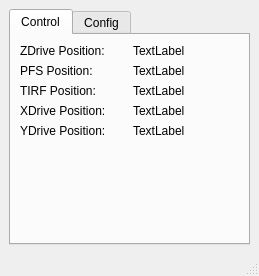
Old version of the form gene-seq-control/gui/mainview.ui in the repository cyanial/gene-seq-platform-control.
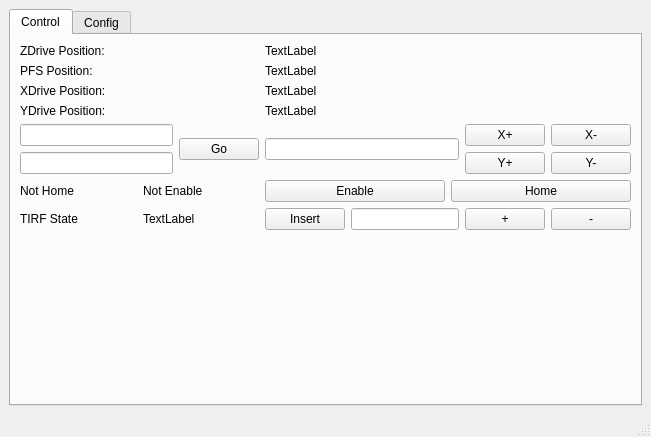
New version of the form.

```diff
--- a/gene-seq-control/gui/mainview.ui
+++ b/gene-seq-control/gui/mainview.ui
@@ -6,15 +6,15 @@
    <rect>
     <x>0</x>
     <y>0</y>
-    <width>259</width>
-    <height>276</height>
+    <width>651</width>
+    <height>437</height>
    </rect>
   </property>
   <property name="windowTitle">
    <string>MainWindow</string>
   </property>
   <widget class="QWidget" name="centralwidget">
-   <layout class="QVBoxLayout" name="verticalLayout_2">
+   <layout class="QVBoxLayout" name="verticalLayout_4">
     <item>
      <widget class="QTabWidget" name="tabWidget">
       <property name="currentIndex">
@@ -27,40 +27,6 @@
        <layout class="QVBoxLayout" name="verticalLayout">
         <item>
          <layout class="QGridLayout" name="gridLayout">
-          <item row="2" column="1">
-           <widget class="QLabel" name="tirfPosTextLabel">
-            <property name="text">
-             <string>TIRF Position:</string>
-            </property>
-           </widget>
-          </item>
-          <item row="3" column="2">
-           <widget class="QLabel" name="xdrivePosLabel">
-            <property name="text">
-             <string>TextLabel</string>
-            </property>
-           </widget>
-          </item>
-          <item row="2" column="2">
-           <widget class="QLabel" name="tirfPosLabel">
-            <property name="text">
-             <string>TextLabel</string>
-            </property>
-           </widget>
-          </item>
-          <item row="5" column="1">
-           <spacer name="verticalSpacer">
-            <property name="orientation">
-             <enum>Qt::Vertical</enum>
-            </property>
-            <property name="sizeHint" stdset="0">
-             <size>
-              <width>20</width>
-              <height>40</height>
-             </size>
-            </property>
-           </spacer>
-          </item>
           <item row="1" column="1">
            <widget class="QLabel" name="pfsPosTextLabel">
             <property name="text">
@@ -68,6 +34,105 @@
             </property>
            </widget>
           </item>
+          <item row="0" column="2">
+           <widget class="QLabel" name="zdrivePosLabel">
+            <property name="text">
+             <string>TextLabel</string>
+            </property>
+           </widget>
+          </item>
+          <item row="5" column="1">
+           <layout class="QHBoxLayout" name="horizontalLayout_2">
+            <item>
+             <widget class="QLabel" name="homeDisplayLabel">
+              <property name="text">
+               <string>Not Home</string>
+              </property>
+             </widget>
+            </item>
+            <item>
+             <widget class="QLabel" name="enableDisplayLabel">
+              <property name="text">
+               <string>Not Enable</string>
+              </property>
+             </widget>
+            </item>
+           </layout>
+          </item>
+          <item row="7" column="1">
+           <spacer name="verticalSpacer">
+            <property name="orientation">
+             <enum>Qt::Vertical</enum>
+            </property>
+            <property name="sizeHint" stdset="0">
+             <size>
+              <width>20</width>
+              <height>40</height>
+             </size>
+            </property>
+           </spacer>
+          </item>
+          <item row="4" column="2">
+           <layout class="QHBoxLayout" name="horizontalLayout_8">
+            <item>
+             <widget class="QLineEdit" name="stepInputLabel"/>
+            </item>
+            <item>
+             <layout class="QVBoxLayout" name="verticalLayout_3">
+              <item>
+               <layout class="QHBoxLayout" name="horizontalLayout_7">
+                <item>
+                 <widget class="QPushButton" name="xPosPlusButton">
+                  <property name="text">
+                   <string>X+</string>
+                  </property>
+                 </widget>
+                </item>
+                <item>
+                 <widget class="QPushButton" name="xPosMinusButton">
+                  <property name="text">
+                   <string>X-</string>
+                  </property>
+                 </widget>
+                </item>
+               </layout>
+              </item>
+              <item>
+               <layout class="QHBoxLayout" name="horizontalLayout_6">
+                <item>
+                 <widget class="QPushButton" name="yPosPlusButton">
+                  <property name="text">
+                   <string>Y+</string>
+                  </property>
+                 </widget>
+                </item>
+                <item>
+                 <widget class="QPushButton" name="yPosMinusButton">
+                  <property name="text">
+                   <string>Y-</string>
+                  </property>
+                 </widget>
+                </item>
+               </layout>
+              </item>
+             </layout>
+            </item>
+           </layout>
+          </item>
+          <item row="1" column="2">
+           <widget class="QLabel" name="pfsPosLabel">
+            <property name="text">
+             <string>TextLabel</string>
+            </property>
+           </widget>
+          </item>
+          <item row="3" column="1">
+           <widget class="QLabel" name="ydrivePosTextLabel">
+            <property name="text">
+             <string>YDrive Position:</string>
+            </property>
+           </widget>
+          </item>
           <item row="0" column="1">
            <widget class="QLabel" name="zdrivePosTextLabel">
             <property name="text">
@@ -75,48 +140,119 @@
             </property>
            </widget>
           </item>
-          <item row="1" column="2">
-           <widget class="QLabel" name="pfsPosLabel">
-            <property name="text">
-             <string>TextLabel</string>
-            </property>
-           </widget>
+          <item row="6" column="1">
+           <layout class="QHBoxLayout" name="horizontalLayout_3">
+            <item>
+             <widget class="QLabel" name="tirfStateLabel">
+              <property name="text">
+               <string>TIRF State</string>
+              </property>
+             </widget>
+            </item>
+            <item>
+             <widget class="QLabel" name="tirfPosLabel">
+              <property name="text">
+               <string>TextLabel</string>
+              </property>
+             </widget>
+            </item>
+           </layout>
           </item>
           <item row="5" column="2">
-           <spacer name="verticalSpacer_2">
-            <property name="orientation">
-             <enum>Qt::Vertical</enum>
-            </property>
-            <property name="sizeHint" stdset="0">
-             <size>
-              <width>20</width>
-              <height>40</height>
-             </size>
-            </property>
-           </spacer>
+           <layout class="QHBoxLayout" name="horizontalLayout">
+            <item>
+             <widget class="QPushButton" name="enableStageButton">
+              <property name="text">
+               <string>Enable</string>
+              </property>
+             </widget>
+            </item>
+            <item>
+             <widget class="QPushButton" name="homeStageButton">
+              <property name="text">
+               <string>Home</string>
+              </property>
+             </widget>
+            </item>
+           </layout>
           </item>
-          <item row="3" column="1">
+          <item row="2" column="1">
            <widget class="QLabel" name="xdrivePosTextLabel">
             <property name="text">
              <string>XDrive Position:</string>
             </property>
            </widget>
           </item>
-          <item row="0" column="2">
-           <widget class="QLabel" name="zdrivePosLabel">
+          <item row="2" column="2">
+           <widget class="QLabel" name="xdrivePosLabel">
             <property name="text">
              <string>TextLabel</string>
             </property>
            </widget>
           </item>
+          <item row="6" column="2">
+           <layout class="QHBoxLayout" name="horizontalLayout_4">
+            <item>
+             <widget class="QPushButton" name="tirfToggleButton">
+              <property name="text">
+               <string>Insert</string>
+              </property>
+             </widget>
+            </item>
+            <item>
+             <widget class="QLineEdit" name="tirfStepLineEdit"/>
+            </item>
+            <item>
+             <widget class="QPushButton" name="addTirfPosButton">
+              <property name="text">
+               <string>+</string>
+              </property>
+             </widget>
+            </item>
+            <item>
+             <widget class="QPushButton" name="minusTirfPosButton">
+              <property name="text">
+               <string>-</string>
+              </property>
+             </widget>
+            </item>
+           </layout>
+          </item>
+          <item row="7" column="2">
+           <spacer name="verticalSpacer_2">
+            <property name="orientation">
+             <enum>Qt::Vertical</enum>
+            </property>
+            <property name="sizeHint" stdset="0">
+             <size>
+              <width>20</width>
+              <height>40</height>
+             </size>
+            </property>
+           </spacer>
+          </item>
           <item row="4" column="1">
-           <widget class="QLabel" name="ydrivePosTextLabel">
-            <property name="text">
-             <string>YDrive Position:</string>
-            </property>
-           </widget>
+           <layout class="QHBoxLayout" name="horizontalLayout_5">
+            <item>
+             <layout class="QVBoxLayout" name="verticalLayout_2">
+              <item>
+               <widget class="QLineEdit" name="xPosInputLabel"/>
+              </item>
+              <item>
+               <widget class="QLineEdit" name="yPosInputLabel"/>
+              </item>
+             </layout>
+            </item>
+            <item>
+             <widget class="QPushButton" name="stageGoButton">
+              <property name="text">
+               <string>Go</string>
+              </property>
+             </widget>
+            </item>
+           </layout>
           </item>
-          <item row="4" column="2">
+          <item row="3" column="2">
            <widget class="QLabel" name="ydrivePosLabel">
             <property name="text">
              <string>TextLabel</string>
```
Left out of the diff: 2 changed lines with no effect on the pictures.
